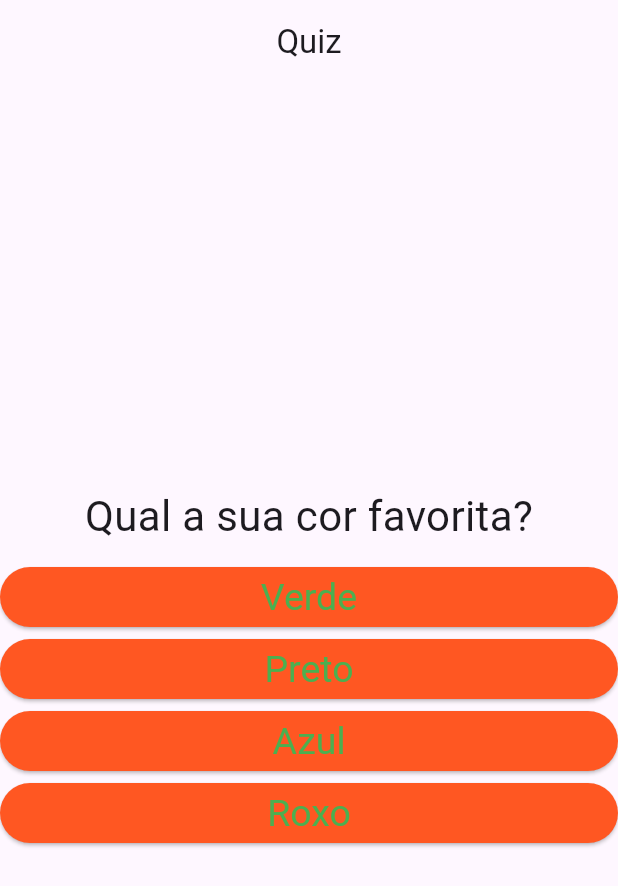
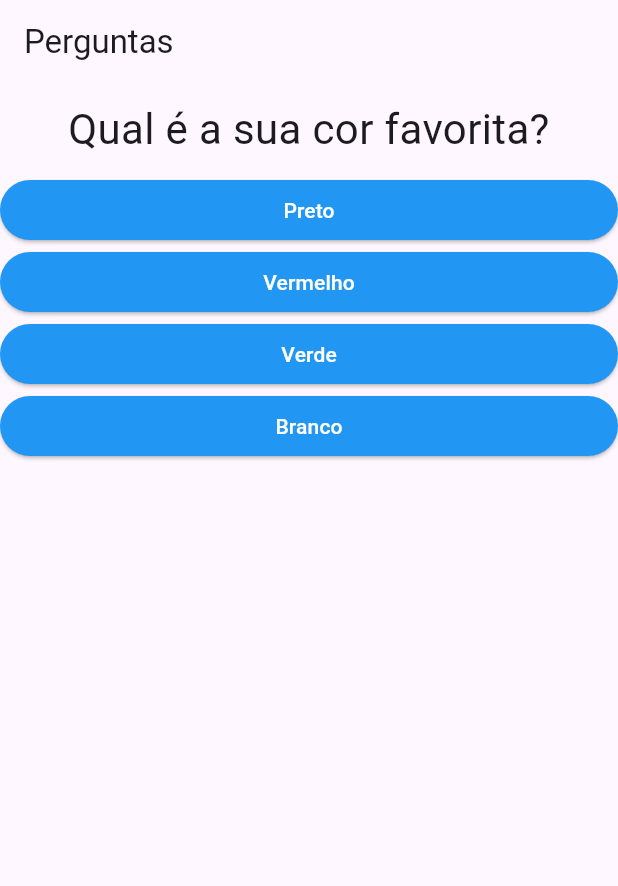
Before and after one commit to Bazchh/flutter_quiz_project, a Flutter app: the screen it shows after launch, on a phone screen of 412 x 824 dp. Shown: the top 886 px of the screen. Run offline on Flutter 3.47's test engine with Material 3 defaults, Android fonts, the phone set to English and light mode, and no system bars.

Commit message:
correção de bug no operador ternario

```diff
--- a/lib/main.dart
+++ b/lib/main.dart
@@ -1,56 +1,66 @@
-// ignore_for_file: prefer_const_constructors, annotate_overrides, use_key_in_widget_constructors, prefer_const_literals_to_create_immutables
-
 import 'package:flutter/material.dart';
-import './quiz.dart';
+import './questao.dart';
 import './resposta.dart';
 
-main() => runApp(QuizApp());
+void main() => runApp(PerguntaApp());
 
-class _QuizAppState extends State<QuizApp> {
-  var _perguntaSeleiconada = 0;
+class _PerguntaAppState extends State<PerguntaApp> {
+  var _perguntaSelecionada = 0;
+  final _perguntas = const [
+    {
+      'texto': 'Qual é a sua cor favorita?',
+      'respostas': ['Preto', 'Vermelho', 'Verde', 'Branco'],
+    },
+    {
+      'texto': 'Qual é o seu animal favorito?',
+      'respostas': ['Coelho', 'Cobra', 'Elefante', 'Leão'],
+    },
+    {
+      'texto': 'Qual é o seu instrutor favorito?',
+      'respostas': ['Maria', 'João', 'Leo', 'Pedro'],
+    },
+  ];
 
-  void _respostas() {
-    setState(() {
-      _perguntaSeleiconada++;
-    });
+  void _responder() {
+    if (temPerguntaSelecionada) {
+      setState(() {
+        _perguntaSelecionada++;
+      });
+    }
+  }
 
-    print(_perguntaSeleiconada);
+  bool get temPerguntaSelecionada {
+    return _perguntaSelecionada < _perguntas.length;
   }
 
   @override
   Widget build(BuildContext context) {
-    final quiz = [
-      {
-        'texto': 'Qual a sua cor favorita?',
-        'respostas': ['Verde', 'Preto', 'Azul', 'Roxo'],
-      },
-      {
-        'texto': 'Qual seu nome?',
-        'resposta': ['zezinho', 'joao', 'abigail'],
-      },
-      {'texto': 'Qual sua idade?',
-      'resposta': ['11', '25', '17'],},
-    ];
-    List <String> respostas = quiz[_perguntaSeleiconada].cast()['respostas'];
-
+    List<String> respostas = temPerguntaSelecionada
+        ? _perguntas[_perguntaSelecionada]['respostas'] as List<String>
+        : [];
 
     return MaterialApp(
       home: Scaffold(
-        appBar: AppBar(title: Text('Quiz'), centerTitle: true),
-        body: Column(
-          children: <Widget>[
-            Quiz(quiz[_perguntaSeleiconada]['texto'].toString()),
-            ...respostas.map((t) => resposta (t, _respostas)).toList(),
-          ],
-          mainAxisAlignment: MainAxisAlignment.center,
+        appBar: AppBar(
+          title: const Text('Perguntas'),
         ),
+        body: temPerguntaSelecionada
+            ? Column(
+                children: [
+                  Questao(_perguntas[_perguntaSelecionada]['texto'] as String),
+                  ...respostas.map((t) => Resposta(t, _responder)).toList(),
+                ],
+              )
+            : null,
       ),
     );
   }
 }
 
-class QuizApp extends StatefulWidget {
-  _QuizAppState createState() {
-    return _QuizAppState();
+class PerguntaApp extends StatefulWidget {
+
+  @override
+  _PerguntaAppState createState() {
+    return _PerguntaAppState();
   }
 }
--- a/lib/quiz.dart
+++ b/lib/questao.dart
@@ -1,20 +1,18 @@
 import 'package:flutter/material.dart';
 
-class Quiz extends StatelessWidget {
+class Questao extends StatelessWidget {
   final String texto;
 
-  Quiz(this.texto);
+  const Questao(this.texto, {super.key});
 
   @override
   Widget build(BuildContext context) {
     return Container(
       width: double.infinity,
-      margin: EdgeInsets.all(10),
+      margin: const EdgeInsets.all(10),
       child: Text(
         texto,
-        style: TextStyle(
-          fontSize: 28,
-        ),
+        style: const TextStyle(fontSize: 28),
         textAlign: TextAlign.center,
       ),
     );
--- a/lib/resposta.dart
+++ b/lib/resposta.dart
@@ -1,22 +1,21 @@
 import 'package:flutter/material.dart';
 
-class resposta extends StatelessWidget {
+class Resposta extends StatelessWidget {
   final String texto;
-  final void Function() click;
-  resposta(this.texto, this.click);
+  final void Function() quandoSelecionado;
+
+  const Resposta(this.texto, this.quandoSelecionado, {super.key});
 
   @override
   Widget build(BuildContext context) {
-    return Container(
+    return SizedBox(
       width: double.infinity,
       child: ElevatedButton(
         style: ElevatedButton.styleFrom(
-          backgroundColor: Colors.deepOrange,
-          foregroundColor: Colors.green,
-          alignment: Alignment.center,
-          textStyle: TextStyle(fontSize: 25),
+          backgroundColor: Colors.blue,
+          foregroundColor: Colors.white,
         ),
-        onPressed: click,
+        onPressed: quandoSelecionado,
         child: Text(texto),
       ),
     );
```
